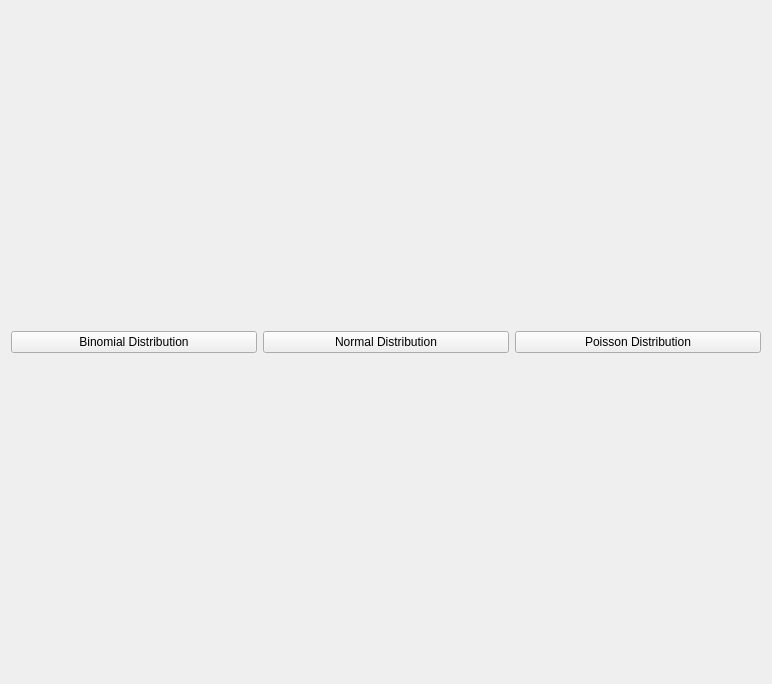
rick27822/VisualStatistics, file pages/networkpage.ui: the form before one commit.
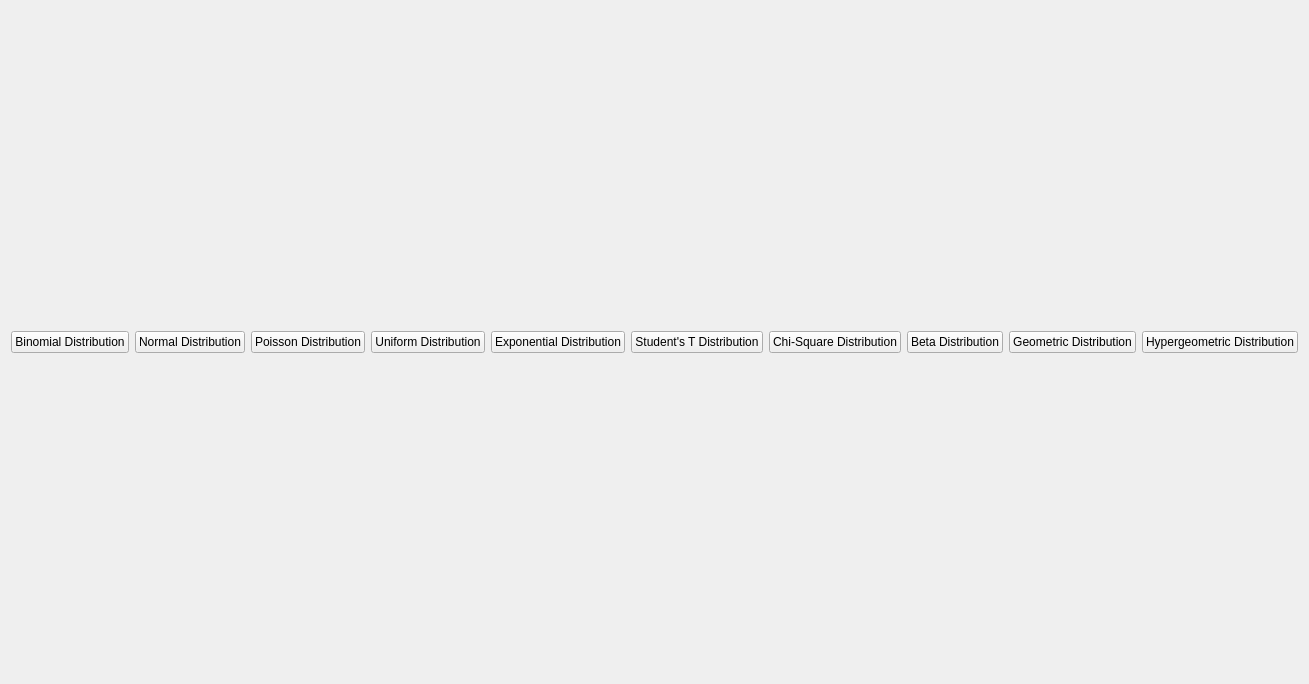
The form after the commit.

```diff
--- a/pages/networkpage.ui
+++ b/pages/networkpage.ui
@@ -35,6 +35,55 @@
      </property>
     </widget>
    </item>
+   <item>
+    <widget class="QPushButton" name="btnUniform">
+     <property name="text">
+      <string>Uniform Distribution</string>
+     </property>
+    </widget>
+   </item>
+   <item>
+    <widget class="QPushButton" name="btnExponential">
+     <property name="text">
+      <string>Exponential Distribution</string>
+     </property>
+    </widget>
+   </item>
+   <item>
+    <widget class="QPushButton" name="btnStudentT">
+     <property name="text">
+      <string>Student's T Distribution</string>
+     </property>
+    </widget>
+   </item>
+   <item>
+    <widget class="QPushButton" name="btnChiSquare">
+     <property name="text">
+      <string>Chi-Square Distribution</string>
+     </property>
+    </widget>
+   </item>
+   <item>
+    <widget class="QPushButton" name="btnBeta">
+     <property name="text">
+      <string>Beta Distribution</string>
+     </property>
+    </widget>
+   </item>
+   <item>
+    <widget class="QPushButton" name="btnGeometric">
+     <property name="text">
+      <string>Geometric Distribution</string>
+     </property>
+    </widget>
+   </item>
+   <item>
+    <widget class="QPushButton" name="btnHypergeometric">
+     <property name="text">
+      <string>Hypergeometric Distribution</string>
+     </property>
+    </widget>
+   </item>
   </layout>
  </widget>
  <resources/>
```
